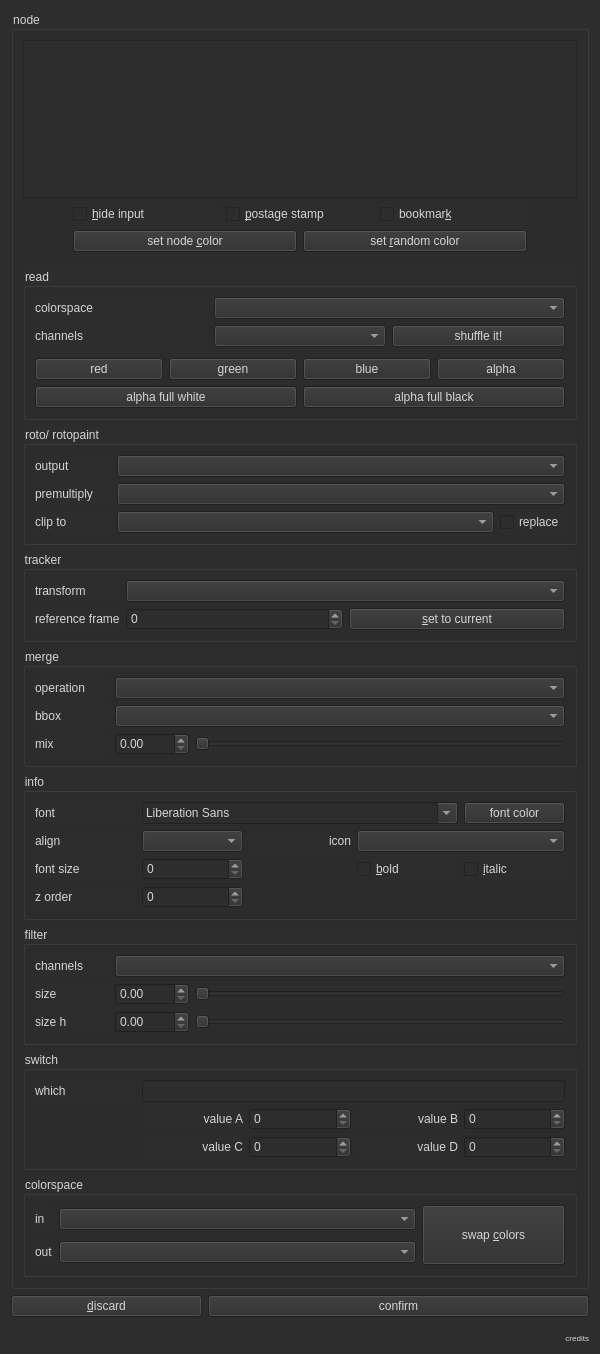
First picture: the form in LabelCraft.ui, repository CequinaVFX/LabelCraft, before the edit.
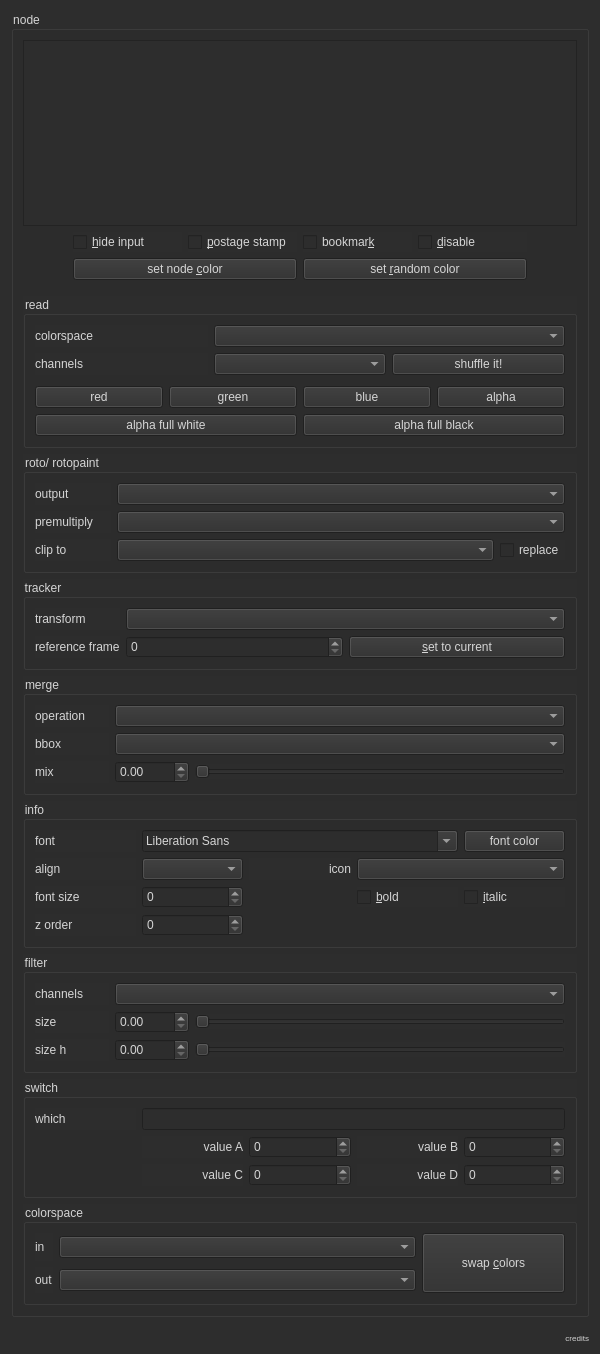
Second picture: the form after the edit.

Commit message: ## [1.0.16] - 2024-12-18 + FINISH Switch and Dissolve class + ADD Disable knob expression context menu

Patch:
```diff
--- a/LabelCraft.ui
+++ b/LabelCraft.ui
@@ -99,6 +99,13 @@
               </property>
              </widget>
             </item>
+            <item>
+             <widget class="QCheckBox" name="ckx_Disable">
+              <property name="text">
+               <string>&amp;disable</string>
+              </property>
+             </widget>
+            </item>
            </layout>
           </item>
           <item>
@@ -745,24 +752,6 @@
        </layout>
       </widget>
      </item>
-     <item>
-      <layout class="QHBoxLayout" name="horlay_footer" stretch="1,2">
-       <item>
-        <widget class="QPushButton" name="btn_Discard">
-         <property name="text">
-          <string>&amp;discard</string>
-         </property>
-        </widget>
-       </item>
-       <item>
-        <widget class="QPushButton" name="btn_OK">
-         <property name="text">
-          <string>confirm</string>
-         </property>
-        </widget>
-       </item>
-      </layout>
-     </item>
      <item>
       <layout class="QHBoxLayout" name="horlay_credits">
        <property name="topMargin">
```
Left out of the diff: 22 changed lines with no effect on the pictures. The commit also changes 4 other files.
